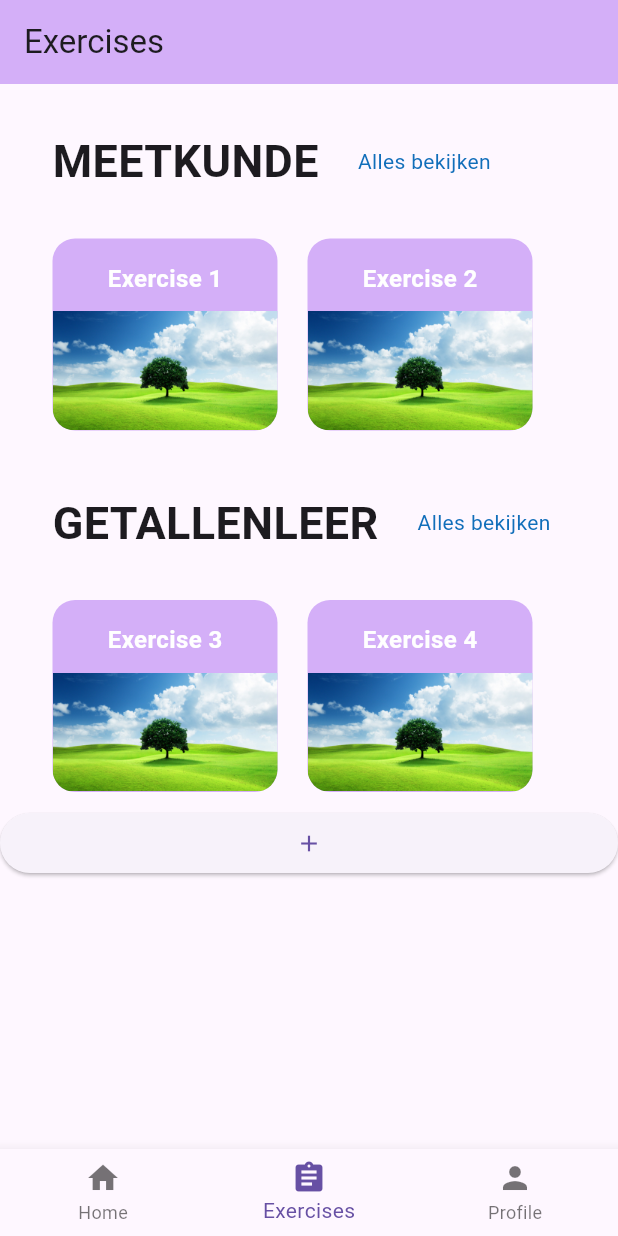
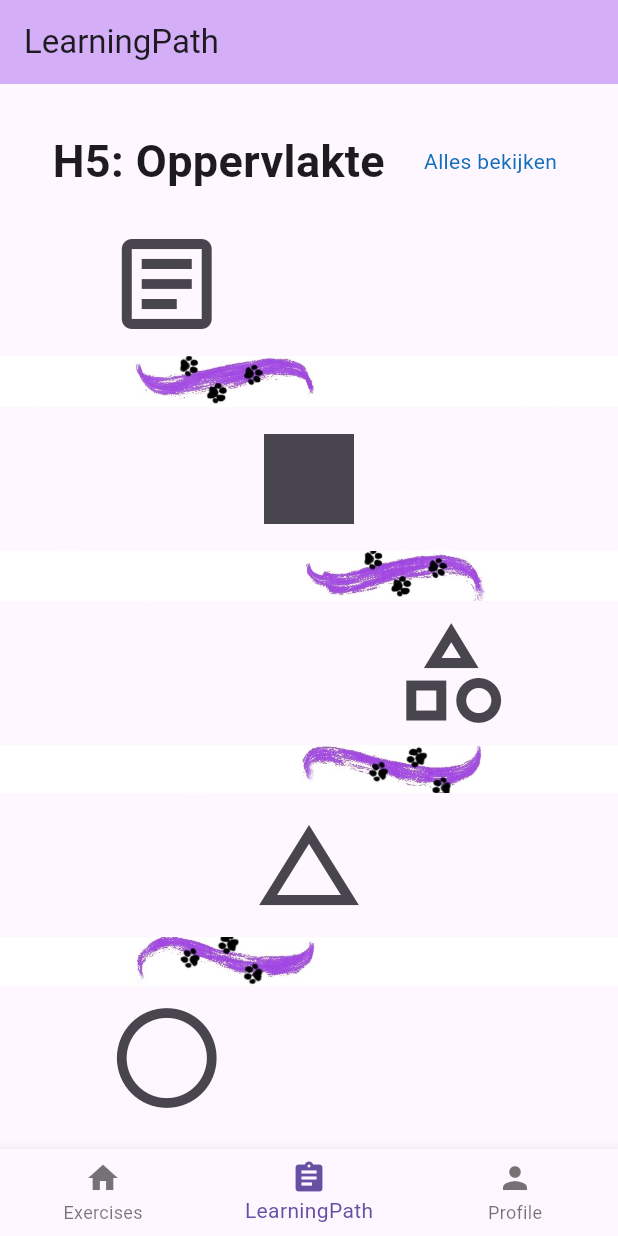
Before and after one commit to GamerCatGirl/MasterThesisApp, a Flutter app: the screen it shows after launch, item 2 of the bottom bar chosen, on a phone screen of 412 x 824 dp. Run offline on Flutter 3.47's test engine with Material 3 defaults, Android fonts, the phone set to English and light mode, and no system bars; our stand-ins replace cloud_firestore, firebase_core, firebase_database, flutter_rating_bar; accounts and stored records are empty.

Commit message:
learning path

```diff
--- /dev/null
+++ b/lib/components/learningPathTileLeft.dart
@@ -0,0 +1,26 @@
+import 'package:flutter/material.dart';
+
+class Learningpathtileleft extends StatelessWidget {
+  final VoidCallback onTileClicked;
+  final IconData icon;
+
+  const Learningpathtileleft(
+      {super.key, required this.onTileClicked, required this.icon});
+
+  @override
+  Widget build(BuildContext context) {
+    return Row(children: [
+      Spacer(),
+      IconButton(
+          onPressed: onTileClicked,
+          icon: Icon(
+            icon,
+            size: 80,
+          )),
+      Spacer(),
+      Spacer(),
+      Spacer(),
+      Spacer(),
+    ]);
+  }
+}
--- /dev/null
+++ b/lib/components/learningPathTileMid.dart
@@ -0,0 +1,23 @@
+import 'package:flutter/material.dart';
+
+class Learningpathtilemid extends StatelessWidget {
+  final VoidCallback onTileClicked;
+  final IconData icon;
+
+  const Learningpathtilemid(
+      {super.key, required this.onTileClicked, required this.icon});
+
+  @override
+  Widget build(BuildContext context) {
+    return Row(children: [
+      Spacer(),
+      IconButton(
+          onPressed: onTileClicked,
+          icon: Icon(
+            icon,
+            size: 80,
+          )),
+      Spacer()
+    ]);
+  }
+}
--- /dev/null
+++ b/lib/components/learningPathTileRight.dart
@@ -0,0 +1,26 @@
+import 'package:flutter/material.dart';
+
+class Learningpathtileright extends StatelessWidget {
+  final VoidCallback onTileClicked;
+  final IconData icon;
+
+  const Learningpathtileright(
+      {super.key, required this.onTileClicked, required this.icon});
+
+  @override
+  Widget build(BuildContext context) {
+    return Row(children: [
+      Spacer(),
+      Spacer(),
+      Spacer(),
+      Spacer(),
+      IconButton(
+          onPressed: onTileClicked,
+          icon: Icon(
+            icon,
+            size: 80,
+          )),
+      Spacer(),
+    ]);
+  }
+}
--- a/lib/pages/learning_path.dart
+++ b/lib/pages/learning_path.dart
@@ -0,0 +1,91 @@
+import 'package:flutter/material.dart';
+import 'package:mathapp/components/exercise_tile.dart';
+import 'package:mathapp/components/learningPathTileLeft.dart';
+import 'package:mathapp/components/learningPathTileMid.dart';
+import 'package:mathapp/components/learningPathTileRight.dart';
+import 'package:mathapp/components/row_exercise.dart';
+import 'package:mathapp/components/title_tile.dart';
+import 'package:mathapp/pages/add_exercise.dart';
+
+//TODO: add floating add button
+
+class LearningPath extends StatefulWidget {
+  const LearningPath({super.key});
+
+  @override
+  State<LearningPath> createState() => _LearningPathState();
+}
+
+class _LearningPathState extends State<LearningPath> {
+  int selectedPage = 0;
+
+  void _routeToAddExercise() {
+    //TODO
+    setState(() {
+      selectedPage = 1;
+    });
+  }
+
+  IconData theory = Icons.article_outlined;
+  IconData iconVierkantEx = Icons.square;
+  IconData iconTriangleEx = Icons.change_history_sharp;
+  IconData iconOppervlakte = Icons.category_outlined;
+  IconData iconCirlceEx = Icons.circle_outlined;
+  IconData iconRectangle = Icons.crop_16_9_outlined;
+  IconData iconPlattegrond = Icons.design_services;
+  IconData classExercise = Icons.diversity_3;
+  IconData iconSkip = Icons.double_arrow_rounded;
+  IconData iconDownload = Icons.download;
+  IconData iconTestKnowledge = Icons.edit_note_outlined;
+  IconData iconCheckKnowledge = Icons.fact_check_rounded;
+
+  VoidCallback theoryCallback = () => {print("opening theory")};
+
+  //TODO: in first theory of chapter, get the knowledge of the student
+  //TODO: then make sure if student needs a fast or slow learning path
+
+  @override
+  Widget build(BuildContext context) {
+    // TODO: implement build
+    final Center exercises = Center(
+      child: Column(children: [
+        // SUBDIVISION
+        TitleTile(title: "H5: Oppervlakte"),
+        Spacer(),
+        Learningpathtileleft(onTileClicked: theoryCallback, icon: theory),
+        Image(
+            fit: BoxFit.fitWidth,
+            image: AssetImage("assets/images/paths/LtoM.jpg")),
+        Learningpathtilemid(
+            onTileClicked: theoryCallback, icon: iconVierkantEx),
+        Image(
+            fit: BoxFit.fitWidth,
+            image: AssetImage("assets/images/paths/MtoR.jpg")),
+        Learningpathtileright(
+            onTileClicked: theoryCallback, icon: iconOppervlakte),
+        Image(
+            fit: BoxFit.fitWidth,
+            image: AssetImage("assets/images/paths/RtoM.jpg")),
+        Learningpathtilemid(
+            onTileClicked: theoryCallback, icon: iconTriangleEx),
+        Image(
+            fit: BoxFit.fitWidth,
+            image: AssetImage("assets/images/paths/MtoL.jpg")),
+        Learningpathtileleft(onTileClicked: theoryCallback, icon: iconCirlceEx),
+        Spacer(),
+        //RowExercise(exercise_1: _exercises[0], exercise_2: _exercises[1]),
+        //TitleTile(title: "GETALLENLEER"),
+        //RowExercise(exercise_1: _exercises[2], exercise_2: _exercises[3]),
+
+        //Button
+        //ElevatedButton(onPressed: _routeToAddExercise, child: Icon(Icons.add))
+      ]),
+    );
+
+    final List _pages = [exercises, AddExercise()];
+
+    return Scaffold(
+      body: Center(child: _pages[selectedPage]),
+    );
+  }
+}
--- a/lib/pages/logic.dart
+++ b/lib/pages/logic.dart
@@ -3,10 +3,11 @@ import 'package:firebase_database/firebase_database.dart';
 import 'package:flutter/material.dart';
 import 'package:mathapp/pages/exercises.dart';
 import 'package:mathapp/pages/home.dart';
+import 'package:mathapp/pages/learning_path.dart';
 import 'package:mathapp/pages/profile.dart';
 import 'package:mathapp/pages/setting.dart';
 
-class Logic extends StatefulWidget{
+class Logic extends StatefulWidget {
   Logic({super.key});
 
   @override
@@ -17,9 +18,7 @@ class _LogicState extends State<Logic> {
   // VARIABLES
   int selectedPage = 0;
 
-    final List _pagesNames = [
-      "Home", "Exercises", "Profile", "Settings"
-    ];
+  final List _pagesNames = ["Exercises", "LearningPath", "Profile", "Settings"];
 
   final List _iconsPages = [
     Icon(Icons.home),
@@ -30,12 +29,12 @@ class _LogicState extends State<Logic> {
 
   final List _pages = [
     Home(),
-      Exercises(),
+    LearningPath(),
     Profile(),
     Setting(),
   ];
 
-  void _navigateBottomBar(int index){
+  void _navigateBottomBar(int index) {
     setState(() {
       selectedPage = index;
     });
@@ -54,13 +53,21 @@ class _LogicState extends State<Logic> {
           //onTap: navigateTo(),
           items: [
             //TODO: replace this with list
-          BottomNavigationBarItem(icon: _iconsPages[0], label: _pagesNames[0],),
-          BottomNavigationBarItem(icon: _iconsPages[1], label: _pagesNames[1],),
-          BottomNavigationBarItem(icon: _iconsPages[2], label: _pagesNames[2],),
+            BottomNavigationBarItem(
+              icon: _iconsPages[0],
+              label: _pagesNames[0],
+            ),
+            BottomNavigationBarItem(
+              icon: _iconsPages[1],
+              label: _pagesNames[1],
+            ),
+            BottomNavigationBarItem(
+              icon: _iconsPages[2],
+              label: _pagesNames[2],
+            ),
             //BottomNavigationBarItem(icon: _iconsPages[3], label: _pagesNames[3],),
           ],
         ),
-      body: _pages[selectedPage]
-    );
+        body: _pages[selectedPage]);
   }
 }
--- a/pubspec.yaml
+++ b/pubspec.yaml
@@ -75,7 +75,7 @@ flutter:
     - assets/images/vierkant/easy/
     - assets/images/vierkant/medium/
     - assets/images/vierkant/hard/
-
+    - assets/images/paths/
     #- assets/images/vierkant/medium/Bakery.jpg
     #- assets/images/vierkant/medium/Bar.jpg
     #- assets/images/vierkant/medium/Beautysalon_.jpg
```
Also changed, not shown: assets/images/paths/LtoM.jpg (added), assets/images/paths/MtoL.jpg (added), assets/images/paths/MtoR.jpg (added), assets/images/paths/RtoM.jpg (added). Lines whose indentation alone changed are shown as unchanged.
